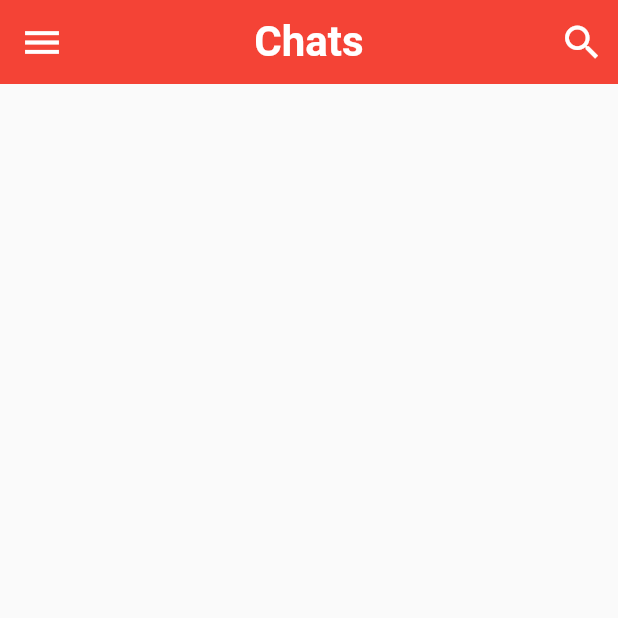
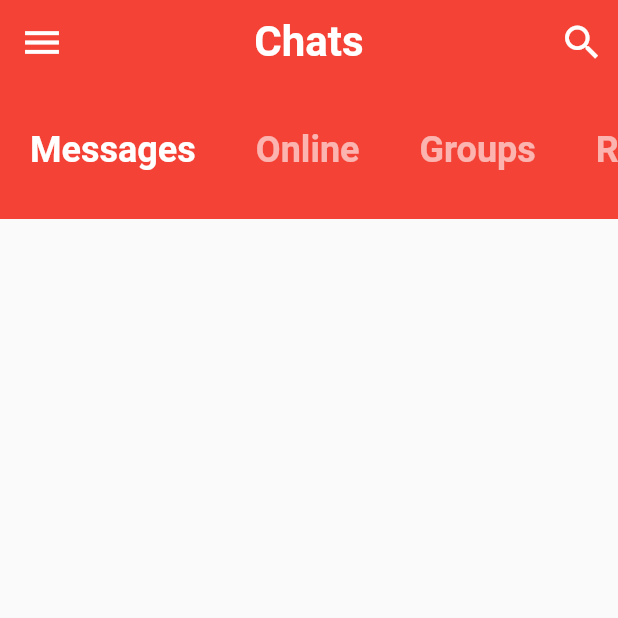
Before and after one commit to dimas-nur/flutter_messenger_app, a Flutter app: the screen it shows after launch, on a phone screen of 412 x 824 dp, the top half of it. Run offline on Flutter 3.47's test engine with Material 2 defaults, Android fonts, the light colour scheme and no system bars.

Commit message:
create category section

```diff
--- a/lib/presentation/pages/home_page.dart
+++ b/lib/presentation/pages/home_page.dart
@@ -1,13 +1,10 @@
 import 'package:flutter/material.dart';
 
-class HomePage extends StatefulWidget {
+import '../widgets/widget.dart';
+
+class HomePage extends StatelessWidget {
   const HomePage({Key? key}) : super(key: key);
 
-  @override
-  _HomePageState createState() => _HomePageState();
-}
-
-class _HomePageState extends State<HomePage> {
   @override
   Widget build(BuildContext context) {
     return Scaffold(
@@ -38,6 +35,11 @@
           ),
         ],
       ),
+      body: Column(
+        children: const [
+          CategorySelector(),
+        ],
+      ),
     );
   }
 }
--- /dev/null
+++ b/lib/presentation/widgets/category_selector.dart
@@ -0,0 +1,53 @@
+import 'package:flutter/material.dart';
+
+class CategorySelector extends StatefulWidget {
+  const CategorySelector({Key? key}) : super(key: key);
+
+  @override
+  _CategorySelectorState createState() => _CategorySelectorState();
+}
+
+class _CategorySelectorState extends State<CategorySelector> {
+  int selectedIndex = 0;
+  static final List<String> categories = [
+    'Messages',
+    'Online',
+    'Groups',
+    'Requests'
+  ];
+
+  @override
+  Widget build(BuildContext context) {
+    return Container(
+      height: 90,
+      color: Theme.of(context).primaryColor,
+      child: ListView.builder(
+        scrollDirection: Axis.horizontal,
+        itemCount: categories.length,
+        itemBuilder: (context, index) {
+          return InkWell(
+            onTap: () {
+              setState(() {
+                selectedIndex = index;
+              });
+            },
+            child: Padding(
+              padding: const EdgeInsets.symmetric(
+                vertical: 30,
+                horizontal: 20,
+              ),
+              child: Text(
+                categories[index],
+                style: TextStyle(
+                  fontSize: 24,
+                  fontWeight: FontWeight.bold,
+                  color: index == selectedIndex ? Colors.white : Colors.white60,
+                ),
+              ),
+            ),
+          );
+        },
+      ),
+    );
+  }
+}
--- /dev/null
+++ b/lib/presentation/widgets/widget.dart
@@ -0,0 +1 @@
+export 'category_selector.dart';
```
